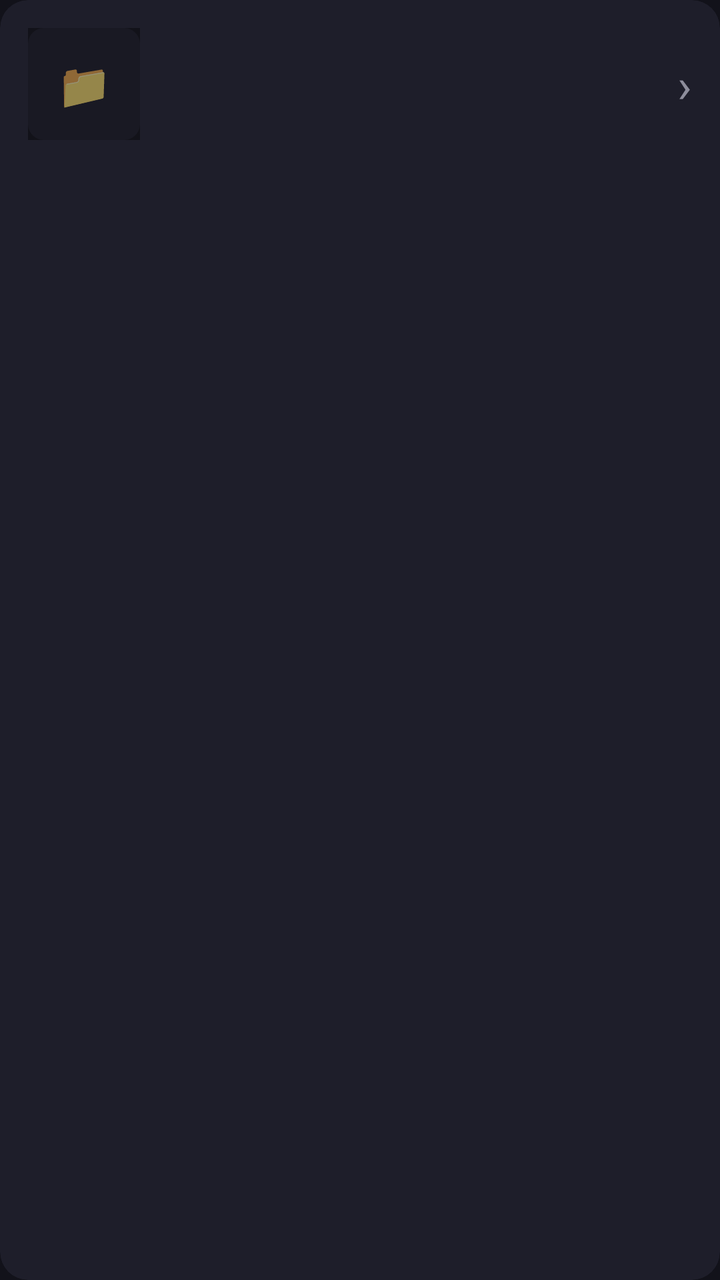
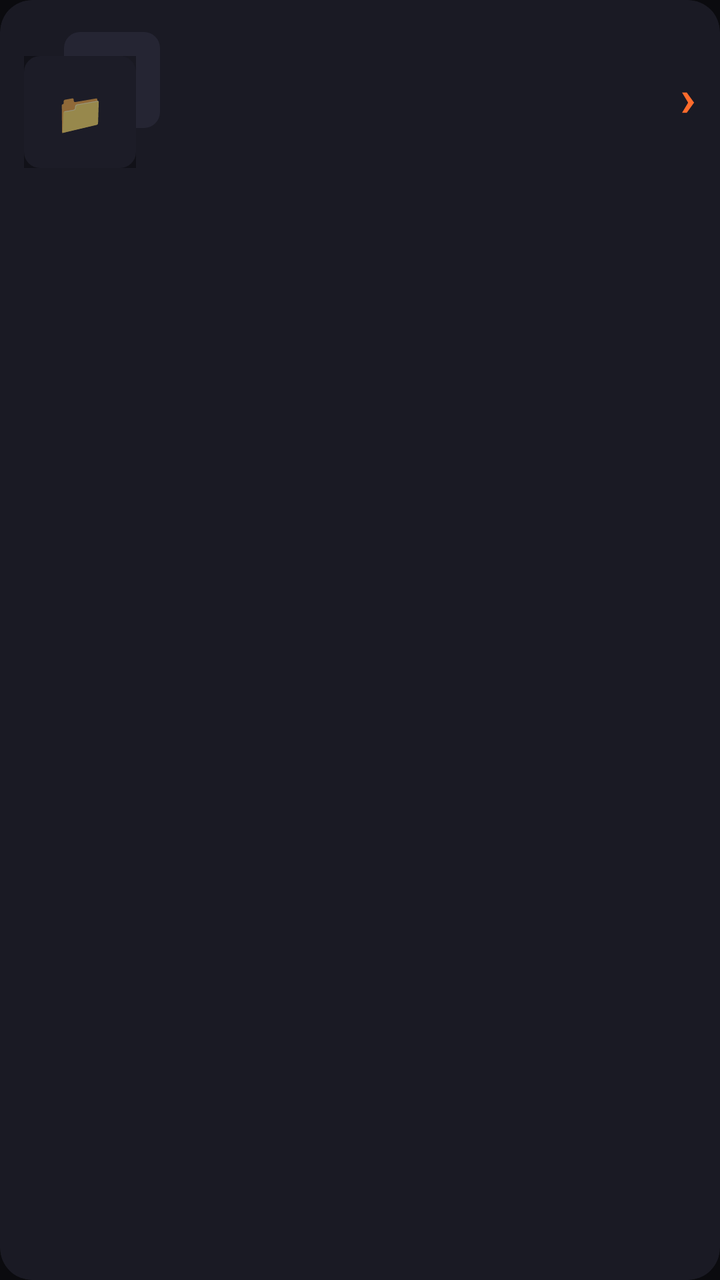

Compare the two renders of this Android layout. The source of the first and the diff that turns it into the second are given below.
<!-- AndroidManifest.xml: application theme Theme.Xama -->
<!-- res/layout/item_folder.xml -->
<?xml version="1.0" encoding="utf-8"?>
<androidx.cardview.widget.CardView xmlns:android="http://schemas.android.com/apk/res/android"
    xmlns:app="http://schemas.android.com/apk/res-auto"
    android:layout_width="match_parent"
    android:layout_height="wrap_content"
    android:layout_marginBottom="10dp"
    app:cardBackgroundColor="@color/bg_elevated"
    app:cardCornerRadius="14dp"
    app:cardElevation="0dp">

    <LinearLayout
        android:layout_width="match_parent"
        android:layout_height="wrap_content"
        android:orientation="horizontal"
        android:padding="14dp"
        android:gravity="center_vertical">

        <FrameLayout
            android:layout_width="56dp"
            android:layout_height="56dp">
            <ImageView
                android:id="@+id/folderThumb"
                android:layout_width="match_parent"
                android:layout_height="match_parent"
                android:scaleType="centerCrop"
                android:background="@drawable/thumb_placeholder"/>
            <TextView
                android:layout_width="match_parent"
                android:layout_height="match_parent"
                android:gravity="center"
                android:text="📁"
                android:textSize="22sp"
                android:background="#66000000"/>
        </FrameLayout>

        <LinearLayout
            android:layout_width="0dp"
            android:layout_height="wrap_content"
            android:layout_weight="1"
            android:orientation="vertical"
            android:layout_marginStart="14dp">
            <TextView
                android:id="@+id/folderName"
                android:layout_width="match_parent"
                android:layout_height="wrap_content"
                android:textColor="@color/text_primary"
                android:textSize="16sp"
                android:textStyle="bold"
                android:maxLines="1"
                android:ellipsize="end"/>
            <TextView
                android:id="@+id/folderCount"
                android:layout_width="match_parent"
                android:layout_height="wrap_content"
                android:layout_marginTop="4dp"
                android:textColor="@color/text_muted"
                android:textSize="13sp"/>
        </LinearLayout>

        <TextView
            android:layout_width="wrap_content"
            android:layout_height="wrap_content"
            android:text="›"
            android:textColor="@color/text_muted"
            android:textSize="24sp"/>
    </LinearLayout>
</androidx.cardview.widget.CardView>
<!-- resources referenced by this layout -->
<resources>
  <color name="bg_elevated">#1E1E2A</color>
  <color name="text_muted">#8E8E9C</color>
  <color name="text_primary">#F5F5F7</color>
  <!-- drawable thumb_placeholder (drawable) -->
  <?xml version="1.0" encoding="utf-8"?>
  <shape xmlns:android="http://schemas.android.com/apk/res/android"
      android:shape="rectangle">
      <solid android:color="#2A2A3A"/>
      <corners android:radius="8dp"/>
  </shape>
  <style name="Theme.Xama" parent="Theme.MaterialComponents.DayNight.NoActionBar">
          <item name="colorPrimary">#7C5CFF</item>
          <item name="colorPrimaryDark">#12121A</item>
          <item name="colorAccent">#7C5CFF</item>
          <item name="android:windowBackground">#12121A</item>
          <item name="android:statusBarColor">#1C1C28</item>
          <item name="android:navigationBarColor">#12121A</item>
          <item name="android:windowLightStatusBar">false</item>
      </style>
</resources>

<!-- the commit's change to res/layout/item_folder.xml (unified diff, before → after) -->
@@ -5,32 +5,45 @@
     android:layout_height="wrap_content"
     android:layout_marginBottom="10dp"
     app:cardBackgroundColor="@color/bg_elevated"
-    app:cardCornerRadius="14dp"
+    app:cardCornerRadius="16dp"
     app:cardElevation="0dp">
 
     <LinearLayout
         android:layout_width="match_parent"
         android:layout_height="wrap_content"
         android:orientation="horizontal"
-        android:padding="14dp"
+        android:padding="12dp"
         android:gravity="center_vertical">
 
         <FrameLayout
-            android:layout_width="56dp"
-            android:layout_height="56dp">
+            android:layout_width="72dp"
+            android:layout_height="72dp">
+            <ImageView
+                android:id="@+id/folderThumb2"
+                android:layout_width="48dp"
+                android:layout_height="48dp"
+                android:layout_gravity="top|end"
+                android:layout_marginTop="4dp"
+                android:layout_marginEnd="4dp"
+                android:scaleType="centerCrop"
+                android:background="@drawable/thumb_placeholder"
+                android:alpha="0.7"/>
             <ImageView
                 android:id="@+id/folderThumb"
-                android:layout_width="match_parent"
-                android:layout_height="match_parent"
+                android:layout_width="56dp"
+                android:layout_height="56dp"
+                android:layout_gravity="bottom|start"
                 android:scaleType="centerCrop"
                 android:background="@drawable/thumb_placeholder"/>
             <TextView
-                android:layout_width="match_parent"
-                android:layout_height="match_parent"
+                android:id="@+id/folderEmoji"
+                android:layout_width="56dp"
+                android:layout_height="56dp"
+                android:layout_gravity="bottom|start"
                 android:gravity="center"
                 android:text="📁"
-                android:textSize="22sp"
-                android:background="#66000000"/>
+                android:textSize="20sp"
+                android:background="#55000000"/>
         </FrameLayout>
 
         <LinearLayout
@@ -61,7 +74,8 @@
             android:layout_width="wrap_content"
             android:layout_height="wrap_content"
             android:text="›"
-            android:textColor="@color/text_muted"
-            android:textSize="24sp"/>
+            android:textColor="@color/accent"
+            android:textSize="26sp"
+            android:textStyle="bold"/>
     </LinearLayout>
 </androidx.cardview.widget.CardView>
<!-- resource entries referenced after the edit -->
@@ -1,6 +1,7 @@
 <!-- resources referenced by this layout -->
 <resources>
-  <color name="bg_elevated">#1E1E2A</color>
+  <color name="accent">#FF6B2C</color>
+  <color name="bg_elevated">#1A1A24</color>
   <color name="text_muted">#8E8E9C</color>
   <color name="text_primary">#F5F5F7</color>
   <!-- drawable thumb_placeholder (drawable) -->
@@ -11,12 +12,12 @@
       <corners android:radius="8dp"/>
   </shape>
   <style name="Theme.Xama" parent="Theme.MaterialComponents.DayNight.NoActionBar">
-          <item name="colorPrimary">#7C5CFF</item>
-          <item name="colorPrimaryDark">#12121A</item>
-          <item name="colorAccent">#7C5CFF</item>
-          <item name="android:windowBackground">#12121A</item>
-          <item name="android:statusBarColor">#1C1C28</item>
-          <item name="android:navigationBarColor">#12121A</item>
+          <item name="colorPrimary">#FF6B2C</item>
+          <item name="colorPrimaryDark">#0B0B0F</item>
+          <item name="colorAccent">#FF6B2C</item>
+          <item name="android:windowBackground">#0B0B0F</item>
+          <item name="android:statusBarColor">#12121A</item>
+          <item name="android:navigationBarColor">#0B0B0F</item>
           <item name="android:windowLightStatusBar">false</item>
       </style>
 </resources>
